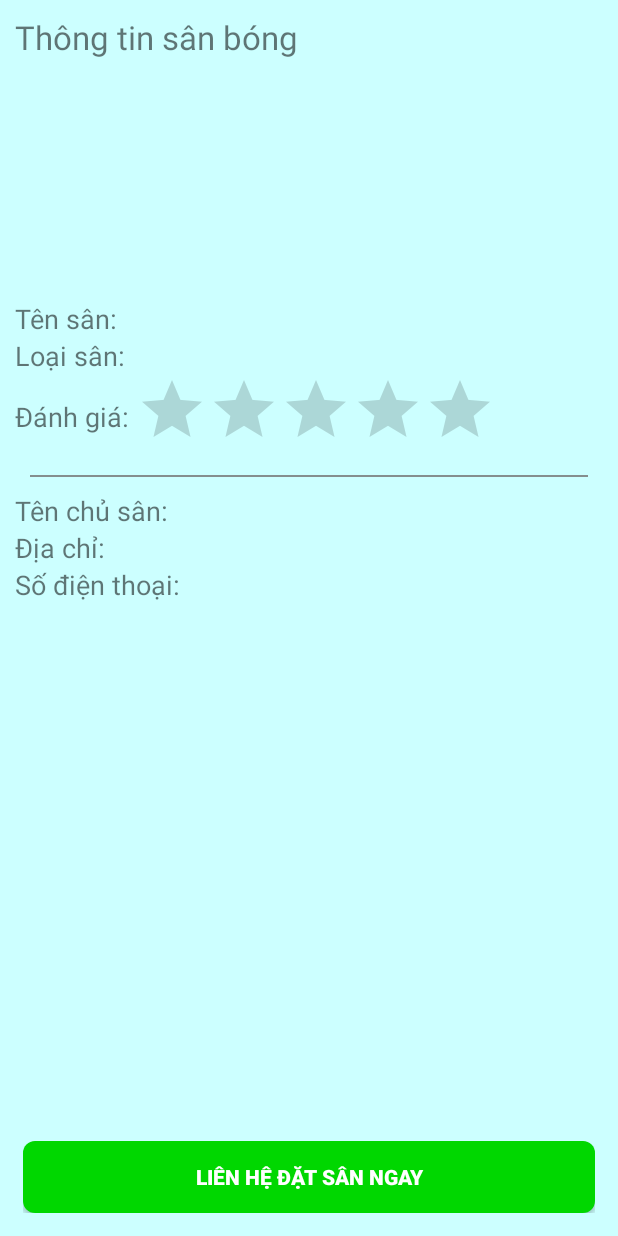
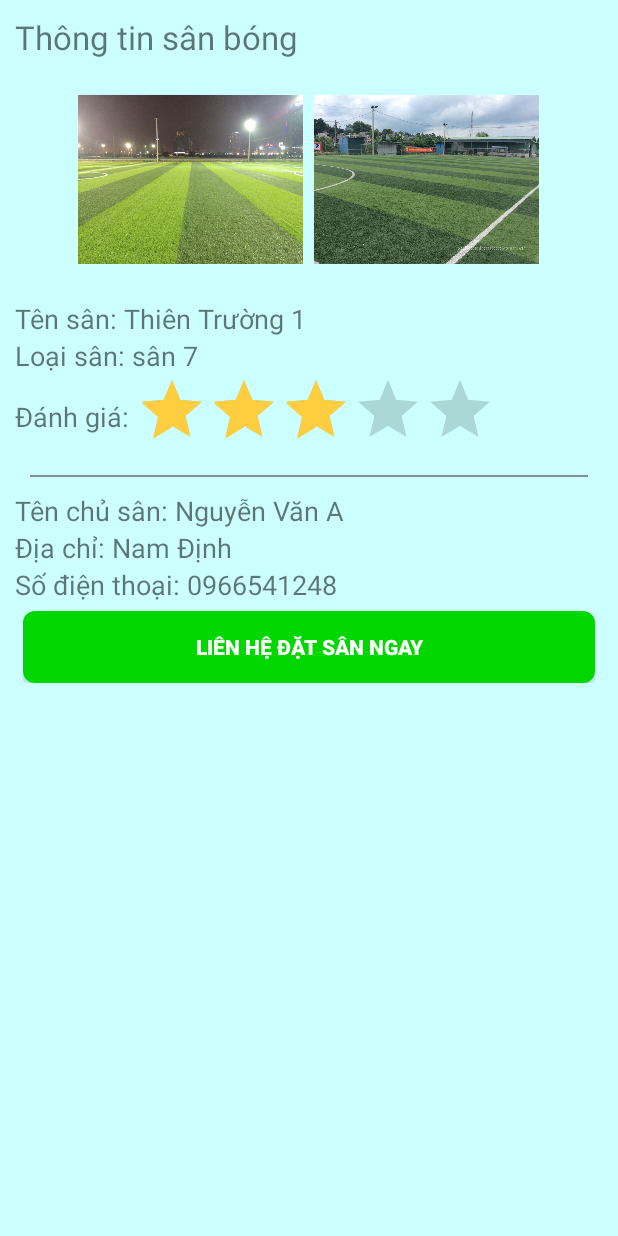
Before and after one commit to trungduc0310/demosmatch, an Android app: the layout activity_thongtinsanbong.xml on its own in the app's theme, with its tools: preview values and no code run, on a phone screen of 412 x 824 dp. Run offline under Robolectric (Android 15) with nearby library versions, the phone set to English and light mode, and no system bars.

Commit message:
update thongtinsanbong, thongtinnguoidung

```diff
--- a/app/src/main/java/com/example/phamtrungduc/demogiaodien/fragment/Thongbao.java
+++ b/app/src/main/java/com/example/phamtrungduc/demogiaodien/fragment/Thongbao.java
@@ -4,7 +4,9 @@ import android.os.Bundle;
 import android.view.LayoutInflater;
 import android.view.View;
 import android.view.ViewGroup;
+import android.widget.AdapterView;
 import android.widget.ListView;
+import android.widget.Toast;
 
 import com.example.phamtrungduc.demogiaodien.R;
 import com.example.phamtrungduc.demogiaodien.adapter.AdapterThongbao;
@@ -31,6 +33,7 @@ public class Thongbao extends Fragment {
         lv_dsthongbao=view.findViewById(R.id.lv_dsthongbao);
         adapterThongbao= new AdapterThongbao(getContext(),R.layout.item_fragment_thongbao,Bangtin.dsbaiviet);
         lv_dsthongbao.setAdapter(adapterThongbao);
+
     }
 
 
--- /dev/null
+++ b/app/src/main/res/drawable/ic_edit_black_24dp.xml
@@ -0,0 +1,5 @@
+<vector android:height="24dp" android:tint="#3742E0"
+    android:viewportHeight="24.0" android:viewportWidth="24.0"
+    android:width="24dp" xmlns:android="http://schemas.android.com/apk/res/android">
+    <path android:fillColor="#FF000000" android:pathData="M3,17.25V21h3.75L17.81,9.94l-3.75,-3.75L3,17.25zM20.71,7.04c0.39,-0.39 0.39,-1.02 0,-1.41l-2.34,-2.34c-0.39,-0.39 -1.02,-0.39 -1.41,0l-1.83,1.83 3.75,3.75 1.83,-1.83z"/>
+</vector>
--- a/app/src/main/res/layout/activity_changepass.xml
+++ b/app/src/main/res/layout/activity_changepass.xml
@@ -17,6 +17,7 @@
         android:padding="10dp"
 
         android:layout_marginTop="40dp">
+
         <TextView
             android:layout_marginTop="10dp"
             android:layout_width="wrap_content"
--- a/app/src/main/res/layout/activity_thongtinsanbong.xml
+++ b/app/src/main/res/layout/activity_thongtinsanbong.xml
@@ -5,7 +5,14 @@
     android:orientation="vertical"
     android:padding="10dp"
     android:background="#ccffff">
-
+    <ScrollView
+        android:layout_width="match_parent"
+        android:layout_height="wrap_content"
+        android:focusable="true">
+        <LinearLayout
+            android:layout_width="match_parent"
+            android:layout_height="wrap_content"
+            android:orientation="vertical">
             <TextView
                 android:layout_width="wrap_content"
                 android:layout_height="wrap_content"
@@ -20,12 +27,14 @@
                 android:orientation="horizontal">
 
                 <ImageView
+                    android:src="@drawable/img_1"
                     android:layout_marginRight="7dp"
                     android:id="@+id/img_thongtinsanbong_hinhanh1"
                     android:layout_width="150dp"
                     android:layout_height="150dp" />
 
                 <ImageView
+                    android:src="@drawable/img_2"
                     android:id="@+id/img_thongtinsanbong_hinhanh2"
                     android:layout_width="150dp"
                     android:layout_height="150dp" />
@@ -39,7 +48,7 @@
                 <TextView
                     android:layout_width="wrap_content"
                     android:layout_height="wrap_content"
-            android:text="Tên sân: "
+                    android:text="Tên sân: Thiên Trường 1"
                     android:textSize="18sp" />
 
                 <TextView
@@ -59,7 +68,7 @@
                 <TextView
                     android:layout_width="wrap_content"
                     android:layout_height="wrap_content"
-            android:text="Loại sân: "
+                    android:text="Loại sân: sân 7"
                     android:textSize="18sp" />
 
                 <TextView
@@ -83,8 +92,11 @@
 
                 <RatingBar
                     android:id="@+id/rating_thongtinsanbong_danhgia"
+                    style="@style/Widget.AppCompat.RatingBar"
                     android:layout_width="wrap_content"
-            android:layout_height="wrap_content" />
+                    android:layout_height="wrap_content"
+                    android:rating="3"
+                    />
             </LinearLayout>
             <View
                 android:layout_margin="10dp"
@@ -100,7 +112,7 @@
                 <TextView
                     android:layout_width="wrap_content"
                     android:layout_height="wrap_content"
-            android:text="Tên chủ sân: "
+                    android:text="Tên chủ sân: Nguyễn Văn A"
                     android:textSize="18sp" />
 
                 <TextView
@@ -117,7 +129,7 @@
                 <TextView
                     android:layout_width="wrap_content"
                     android:layout_height="wrap_content"
-            android:text="Địa chỉ: "
+                    android:text="Địa chỉ: Nam Định"
                     android:textSize="18sp" />
 
                 <TextView
@@ -134,7 +146,7 @@
                 <TextView
                     android:layout_width="wrap_content"
                     android:layout_height="wrap_content"
-            android:text="Số điện thoại: "
+                    android:text="Số điện thoại: 0966541248"
                     android:textSize="18sp" />
 
                 <TextView
@@ -159,3 +171,7 @@
                     android:layout_alignParentBottom="true"/>
             </RelativeLayout>
         </LinearLayout>
+
+    </ScrollView>
+
+</LinearLayout>
--- a/app/src/main/res/values/colors.xml
+++ b/app/src/main/res/values/colors.xml
@@ -2,6 +2,6 @@
 <resources>
     <color name="colorPrimary">#00cccb</color>
     <color name="colorPrimaryDark">#00cccb</color>
-    <color name="colorAccent">#007d7d7d</color>
+    <color name="colorAccent">#ffce40</color>
     <color name="background_dangky_action">#9300cccb</color>
 </resources>
```
Also changed, not shown: app/src/main/AndroidManifest.xml (+4 -5 lines), app/src/main/java/com/example/phamtrungduc/demogiaodien/activity/PageUser.java (+28 -0 lines), app/src/main/java/com/example/phamtrungduc/demogiaodien/activity/ThongtinSanbong.java (added, +31 -0 lines), app/src/main/java/com/example/phamtrungduc/demogiaodien/adapter/AdapterDanhsachsanbong.java (+9 -8 lines), app/src/main/java/com/example/phamtrungduc/demogiaodien/fragment/Danhsachsanbong.java (+21 -1 lines), app/src/main/res/layout/activity_pageuser.xml (+23 -8 lines), app/src/main/res/layout/item_fragment_dssanbong.xml (+10 -10 lines), app/src/main/res/drawable/img_1.jpg (added), app/src/main/res/drawable/img_2.jpg (added). Lines whose indentation alone changed are shown as unchanged.
